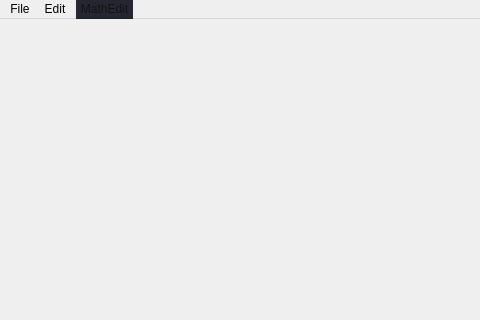
Old version of the form src/gui/mainwindow.ui in the repository SpoodyTheOne/OpenBirch; both pictures show x 0 to 480 and y 0 to 320 of the 800 by 600 pixel window.
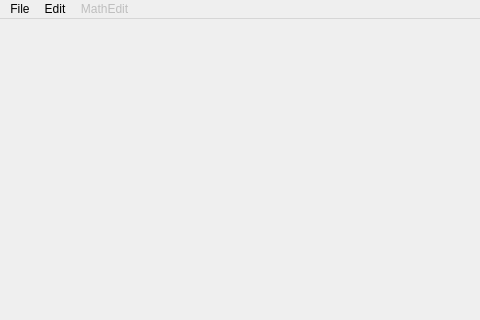
New version of the form. Icons and pictures are not drawn.

Commit message: fixed messed up palette

```diff
--- a/src/gui/mainwindow.ui
+++ b/src/gui/mainwindow.ui
@@ -10,475 +10,6 @@
     <height>600</height>
    </rect>
   </property>
-  <property name="palette">
-   <palette>
-    <active>
-     <colorrole role="WindowText">
-      <brush brushstyle="SolidPattern">
-       <color alpha="255">
-        <red>255</red>
-        <green>255</green>
-        <blue>255</blue>
-       </color>
-      </brush>
-     </colorrole>
-     <colorrole role="Button">
-      <brush brushstyle="SolidPattern">
-       <color alpha="255">
-        <red>37</red>
-        <green>38</green>
-        <blue>47</blue>
-       </color>
-      </brush>
-     </colorrole>
-     <colorrole role="Light">
-      <brush brushstyle="SolidPattern">
-       <color alpha="255">
-        <red>55</red>
-        <green>57</green>
-        <blue>70</blue>
-       </color>
-      </brush>
-     </colorrole>
-     <colorrole role="Midlight">
-      <brush brushstyle="SolidPattern">
-       <color alpha="255">
-        <red>46</red>
-        <green>47</green>
-        <blue>58</blue>
-       </color>
-      </brush>
-     </colorrole>
-     <colorrole role="Dark">
-      <brush brushstyle="SolidPattern">
-       <color alpha="255">
-        <red>18</red>
-        <green>19</green>
-        <blue>23</blue>
-       </color>
-      </brush>
-     </colorrole>
-     <colorrole role="Mid">
-      <brush brushstyle="SolidPattern">
-       <color alpha="255">
-        <red>25</red>
-        <green>25</green>
-        <blue>31</blue>
-       </color>
-      </brush>
-     </colorrole>
-     <colorrole role="Text">
-      <brush brushstyle="SolidPattern">
-       <color alpha="255">
-        <red>255</red>
-        <green>255</green>
-        <blue>255</blue>
-       </color>
-      </brush>
-     </colorrole>
-     <colorrole role="BrightText">
-      <brush brushstyle="SolidPattern">
-       <color alpha="255">
-        <red>255</red>
-        <green>255</green>
-        <blue>255</blue>
-       </color>
-      </brush>
-     </colorrole>
-     <colorrole role="ButtonText">
-      <brush brushstyle="SolidPattern">
-       <color alpha="255">
-        <red>255</red>
-        <green>255</green>
-        <blue>255</blue>
-       </color>
-      </brush>
-     </colorrole>
-     <colorrole role="Base">
-      <brush brushstyle="SolidPattern">
-       <color alpha="255">
-        <red>0</red>
-        <green>0</green>
-        <blue>0</blue>
-       </color>
-      </brush>
-     </colorrole>
-     <colorrole role="Window">
-      <brush brushstyle="SolidPattern">
-       <color alpha="255">
-        <red>37</red>
-        <green>38</green>
-        <blue>47</blue>
-       </color>
-      </brush>
-     </colorrole>
-     <colorrole role="Shadow">
-      <brush brushstyle="SolidPattern">
-       <color alpha="255">
-        <red>0</red>
-        <green>0</green>
-        <blue>0</blue>
-       </color>
-      </brush>
-     </colorrole>
-     <colorrole role="Highlight">
-      <brush brushstyle="SolidPattern">
-       <color alpha="255">
-        <red>160</red>
-        <green>96</green>
-        <blue>185</blue>
-       </color>
-      </brush>
-     </colorrole>
-     <colorrole role="AlternateBase">
-      <brush brushstyle="SolidPattern">
-       <color alpha="255">
-        <red>18</red>
-        <green>19</green>
-        <blue>23</blue>
-       </color>
-      </brush>
-     </colorrole>
-     <colorrole role="ToolTipBase">
-      <brush brushstyle="SolidPattern">
-       <color alpha="255">
-        <red>255</red>
-        <green>255</green>
-        <blue>220</blue>
-       </color>
-      </brush>
-     </colorrole>
-     <colorrole role="ToolTipText">
-      <brush brushstyle="SolidPattern">
-       <color alpha="255">
-        <red>0</red>
-        <green>0</green>
-        <blue>0</blue>
-       </color>
-      </brush>
-     </colorrole>
-     <colorrole role="PlaceholderText">
-      <brush brushstyle="SolidPattern">
-       <color alpha="127">
-        <red>255</red>
-        <green>255</green>
-        <blue>255</blue>
-       </color>
-      </brush>
-     </colorrole>
-    </active>
-    <inactive>
-     <colorrole role="WindowText">
-      <brush brushstyle="SolidPattern">
-       <color alpha="255">
-        <red>0</red>
-        <green>0</green>
-        <blue>0</blue>
-       </color>
-      </brush>
-     </colorrole>
-     <colorrole role="Button">
-      <brush brushstyle="SolidPattern">
-       <color alpha="255">
-        <red>239</red>
-        <green>239</green>
-        <blue>239</blue>
-       </color>
-      </brush>
-     </colorrole>
-     <colorrole role="Light">
-      <brush brushstyle="SolidPattern">
-       <color alpha="255">
-        <red>255</red>
-        <green>255</green>
-        <blue>255</blue>
-       </color>
-      </brush>
-     </colorrole>
-     <colorrole role="Midlight">
-      <brush brushstyle="SolidPattern">
-       <color alpha="255">
-        <red>202</red>
-        <green>202</green>
-        <blue>202</blue>
-       </color>
-      </brush>
-     </colorrole>
-     <colorrole role="Dark">
-      <brush brushstyle="SolidPattern">
-       <color alpha="255">
-        <red>159</red>
-        <green>159</green>
-        <blue>159</blue>
-       </color>
-      </brush>
-     </colorrole>
-     <colorrole role="Mid">
-      <brush brushstyle="SolidPattern">
-       <color alpha="255">
-        <red>184</red>
-        <green>184</green>
-        <blue>184</blue>
-       </color>
-      </brush>
-     </colorrole>
-     <colorrole role="Text">
-      <brush brushstyle="SolidPattern">
-       <color alpha="255">
-        <red>0</red>
-        <green>0</green>
-        <blue>0</blue>
-       </color>
-      </brush>
-     </colorrole>
-     <colorrole role="BrightText">
-      <brush brushstyle="SolidPattern">
-       <color alpha="255">
-        <red>255</red>
-        <green>255</green>
-        <blue>255</blue>
-       </color>
-      </brush>
-     </colorrole>
-     <colorrole role="ButtonText">
-      <brush brushstyle="SolidPattern">
-       <color alpha="255">
-        <red>0</red>
-        <green>0</green>
-        <blue>0</blue>
-       </color>
-      </brush>
-     </colorrole>
-     <colorrole role="Base">
-      <brush brushstyle="SolidPattern">
-       <color alpha="255">
-        <red>255</red>
-        <green>255</green>
-        <blue>255</blue>
-       </color>
-      </brush>
-     </colorrole>
-     <colorrole role="Window">
-      <brush brushstyle="SolidPattern">
-       <color alpha="255">
-        <red>239</red>
-        <green>239</green>
-        <blue>239</blue>
-       </color>
-      </brush>
-     </colorrole>
-     <colorrole role="Shadow">
-      <brush brushstyle="SolidPattern">
-       <color alpha="255">
-        <red>118</red>
-        <green>118</green>
-        <blue>118</blue>
-       </color>
-      </brush>
-     </colorrole>
-     <colorrole role="Highlight">
-      <brush brushstyle="SolidPattern">
-       <color alpha="255">
-        <red>48</red>
-        <green>140</green>
-        <blue>198</blue>
-       </color>
-      </brush>
-     </colorrole>
-     <colorrole role="AlternateBase">
-      <brush brushstyle="SolidPattern">
-       <color alpha="255">
-        <red>247</red>
-        <green>247</green>
-        <blue>247</blue>
-       </color>
-      </brush>
-     </colorrole>
-     <colorrole role="ToolTipBase">
-      <brush brushstyle="SolidPattern">
-       <color alpha="255">
-        <red>255</red>
-        <green>255</green>
-        <blue>220</blue>
-       </color>
-      </brush>
-     </colorrole>
-     <colorrole role="ToolTipText">
-      <brush brushstyle="SolidPattern">
-       <color alpha="255">
-        <red>0</red>
-        <green>0</green>
-        <blue>0</blue>
-       </color>
-      </brush>
-     </colorrole>
-     <colorrole role="PlaceholderText">
-      <brush brushstyle="SolidPattern">
-       <color alpha="128">
-        <red>0</red>
-        <green>0</green>
-        <blue>0</blue>
-       </color>
-      </brush>
-     </colorrole>
-    </inactive>
-    <disabled>
-     <colorrole role="WindowText">
-      <brush brushstyle="SolidPattern">
-       <color alpha="255">
-        <red>18</red>
-        <green>19</green>
-        <blue>23</blue>
-       </color>
-      </brush>
-     </colorrole>
-     <colorrole role="Button">
-      <brush brushstyle="SolidPattern">
-       <color alpha="255">
-        <red>37</red>
-        <green>38</green>
-        <blue>47</blue>
-       </color>
-      </brush>
-     </colorrole>
-     <colorrole role="Light">
-      <brush brushstyle="SolidPattern">
-       <color alpha="255">
-        <red>55</red>
-        <green>57</green>
-        <blue>70</blue>
-       </color>
-      </brush>
-     </colorrole>
-     <colorrole role="Midlight">
-      <brush brushstyle="SolidPattern">
-       <color alpha="255">
-        <red>46</red>
-        <green>47</green>
-        <blue>58</blue>
-       </color>
-      </brush>
-     </colorrole>
-     <colorrole role="Dark">
-      <brush brushstyle="SolidPattern">
-       <color alpha="255">
-        <red>18</red>
-        <green>19</green>
-        <blue>23</blue>
-       </color>
-      </brush>
-     </colorrole>
-     <colorrole role="Mid">
-      <brush brushstyle="SolidPattern">
-       <color alpha="255">
-        <red>25</red>
-        <green>25</green>
-        <blue>31</blue>
-       </color>
-      </brush>
-     </colorrole>
-     <colorrole role="Text">
-      <brush brushstyle="SolidPattern">
-       <color alpha="255">
-        <red>18</red>
-        <green>19</green>
-        <blue>23</blue>
-       </color>
-      </brush>
-     </colorrole>
-     <colorrole role="BrightText">
-      <brush brushstyle="SolidPattern">
-       <color alpha="255">
-        <red>255</red>
-        <green>255</green>
-        <blue>255</blue>
-       </color>
-      </brush>
-     </colorrole>
-     <colorrole role="ButtonText">
-      <brush brushstyle="SolidPattern">
-       <color alpha="255">
-        <red>18</red>
-        <green>19</green>
-        <blue>23</blue>
-       </color>
-      </brush>
-     </colorrole>
-     <colorrole role="Base">
-      <brush brushstyle="SolidPattern">
-       <color alpha="255">
-        <red>37</red>
-        <green>38</green>
-        <blue>47</blue>
-       </color>
-      </brush>
-     </colorrole>
-     <colorrole role="Window">
-      <brush brushstyle="SolidPattern">
-       <color alpha="255">
-        <red>37</red>
-        <green>38</green>
-        <blue>47</blue>
-       </color>
-      </brush>
-     </colorrole>
-     <colorrole role="Shadow">
-      <brush brushstyle="SolidPattern">
-       <color alpha="255">
-        <red>177</red>
-        <green>177</green>
-        <blue>177</blue>
-       </color>
-      </brush>
-     </colorrole>
-     <colorrole role="Highlight">
-      <brush brushstyle="SolidPattern">
-       <color alpha="255">
-        <red>145</red>
-        <green>145</green>
-        <blue>145</blue>
-       </color>
-      </brush>
-     </colorrole>
-     <colorrole role="AlternateBase">
-      <brush brushstyle="SolidPattern">
-       <color alpha="255">
-        <red>247</red>
-        <green>247</green>
-        <blue>247</blue>
-       </color>
-      </brush>
-     </colorrole>
-     <colorrole role="ToolTipBase">
-      <brush brushstyle="SolidPattern">
-       <color alpha="255">
-        <red>255</red>
-        <green>255</green>
-        <blue>220</blue>
-       </color>
-      </brush>
-     </colorrole>
-     <colorrole role="ToolTipText">
-      <brush brushstyle="SolidPattern">
-       <color alpha="255">
-        <red>0</red>
-        <green>0</green>
-        <blue>0</blue>
-       </color>
-      </brush>
-     </colorrole>
-     <colorrole role="PlaceholderText">
-      <brush brushstyle="SolidPattern">
-       <color alpha="128">
-        <red>0</red>
-        <green>0</green>
-        <blue>0</blue>
-       </color>
-      </brush>
-     </colorrole>
-    </disabled>
-   </palette>
-  </property>
   <property name="windowTitle">
    <string>MainWindow</string>
   </property>
```
Left out of the diff: 477 changed lines with no effect on the pictures.
